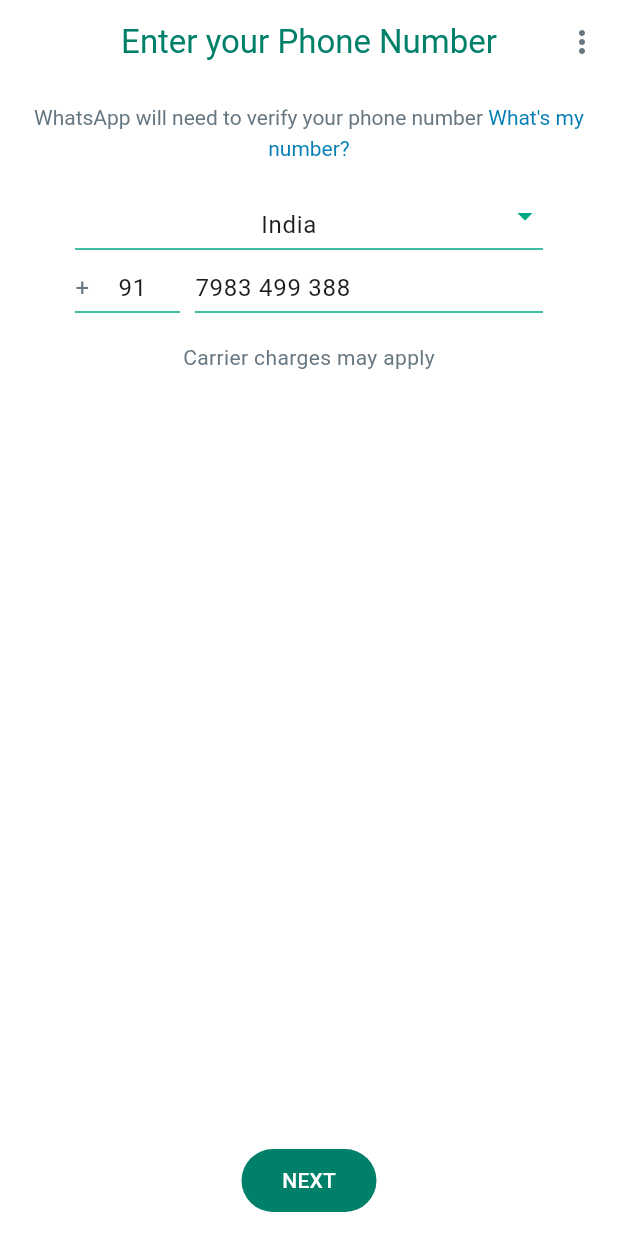
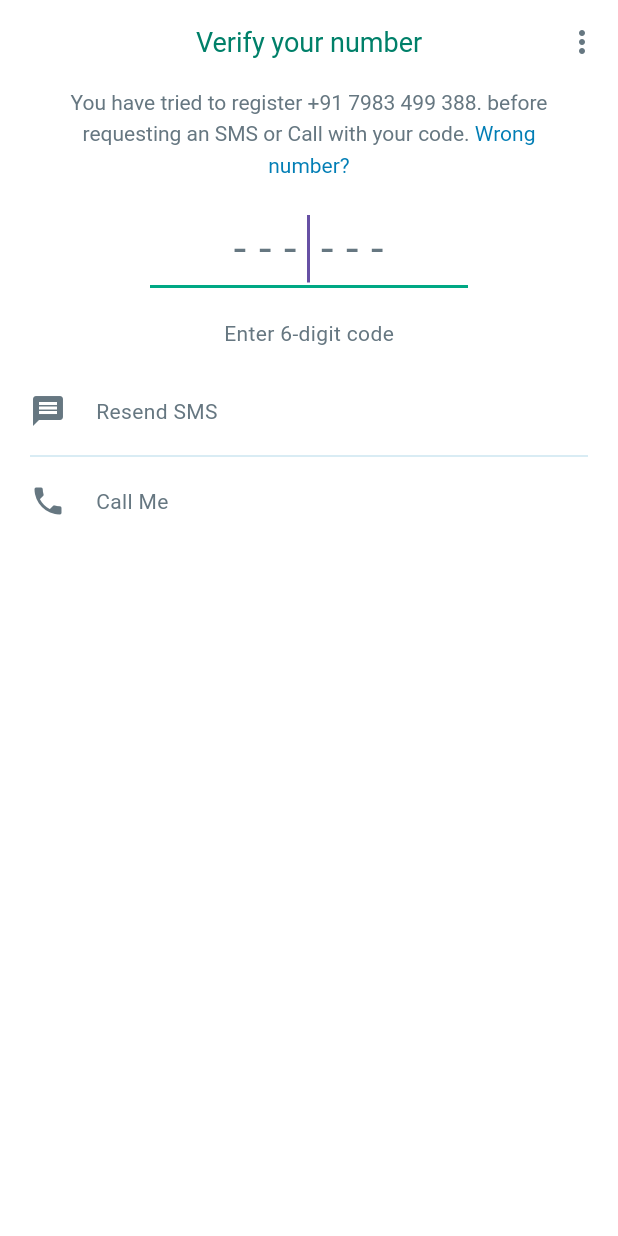
Before and after one commit to chiranjeevofficial/WhatsApp_Clone, a Flutter app: the screen it shows after launch, on a phone screen of 412 x 824 dp. Run offline on Flutter 3.47's test engine with Material 3 defaults, Android fonts, the phone set to English and light mode, and no system bars; our stand-ins replace country_picker.

Commit message:
Verification Screen and Country Picker

```diff
--- a/lib/common/helper/show_alert_dailog.dart
+++ b/lib/common/helper/show_alert_dailog.dart
@@ -1,4 +1,5 @@
 import 'package:flutter/material.dart';
+import 'package:whatsapp_messanger/common/extension/custom_theme_extension.dart';
 
 showAlertDailog({
   required BuildContext context,
@@ -8,7 +9,27 @@
   return showDialog(
     context: context,
     builder: (context) {
-      return const AlertDialog();
+      return AlertDialog(
+        content: Text(
+          message,
+          style: TextStyle(
+            color: context.theme.greyColor,
+            fontSize: 15,
+          ),
+        ),
+        contentPadding: const EdgeInsets.fromLTRB(30, 30, 0, 0),
+        actions: [
+          TextButton(
+            onPressed: () => Navigator.of(context).pop(),
+            child: Text(
+              btntext ?? 'OK',
+              style: TextStyle(
+                color: context.theme.circleImageColor,
+              ),
+            ),
+          )
+        ],
+      );
     }
   );
 }
--- a/lib/common/theme/dark_theme.dart
+++ b/lib/common/theme/dark_theme.dart
@@ -17,6 +17,7 @@
     scaffoldBackgroundColor: Coloors.backgroundDark,
 
     appBarTheme: const AppBarTheme(
+      titleTextStyle: TextStyle(fontSize: 18),
       systemOverlayStyle: SystemUiOverlayStyle(
         statusBarColor: Colors.transparent,
         statusBarIconBrightness: Brightness.light,
@@ -42,5 +43,13 @@
         ),
       ),
     ),
+
+    dialogBackgroundColor: Coloors.backgroundDark,
+
+    dialogTheme: DialogTheme(
+      shape: RoundedRectangleBorder(
+        borderRadius: BorderRadius.circular(10),
+      ),
+    ),
   );
 }
--- a/lib/common/theme/light_theme.dart
+++ b/lib/common/theme/light_theme.dart
@@ -17,6 +17,7 @@
     scaffoldBackgroundColor: Coloors.backgroundLight,
 
     appBarTheme: const AppBarTheme(
+      titleTextStyle: TextStyle(fontSize: 18),
       systemOverlayStyle: SystemUiOverlayStyle(
         statusBarColor: Colors.transparent,
         statusBarIconBrightness: Brightness.dark,
@@ -42,5 +43,13 @@
         ),
       ),
     ),
+
+    dialogBackgroundColor: Coloors.backgroundLight,
+
+    dialogTheme: DialogTheme(
+      shape: RoundedRectangleBorder(
+        borderRadius: BorderRadius.circular(10),
+      ),
+    ),
   );
 }
--- a/lib/feature/auth/pages/login_page.dart
+++ b/lib/feature/auth/pages/login_page.dart
@@ -1,5 +1,6 @@
 import 'package:country_picker/country_picker.dart';
 import 'package:flutter/material.dart';
+import 'package:whatsapp_messanger/common/helper/show_alert_dailog.dart';
 import 'package:whatsapp_messanger/common/utils/coloors.dart';
 import 'package:whatsapp_messanger/common/extension/custom_theme_extension.dart';
 import 'package:whatsapp_messanger/common/widgets/custom_elevated_button.dart';
@@ -17,6 +18,28 @@
   late TextEditingController countryNameController;
   late TextEditingController countryCodeController;
   late TextEditingController phoneNumberController;
+
+  sendCodeToPhone() {
+    final phone = phoneNumberController.text;
+    final name = countryNameController.text;
+
+    if (phone.isEmpty) {
+      return showAlertDailog(
+        context: context,
+        message: 'Please enter your phone number',
+      );
+    } else if (phone.length < 9) {
+      return showAlertDailog(
+          context: context,
+          message:
+              'The phone number you entered is too short for the country: $name.\n\nInclude your country code if you haven\'t.');
+    } else if (phone.length > 10) {
+      return showAlertDailog(
+        context: context,
+        message: 'The phone number you entered is too long for the country: $name.'
+      );
+    }
+  }
 
   showCountryCodePicker() {
     showCountryPicker(
@@ -62,7 +85,7 @@
   void initState() {
     countryNameController = TextEditingController(text: 'India');
     countryCodeController = TextEditingController(text: '91');
-    phoneNumberController = TextEditingController(text: '7983 499 388');
+    phoneNumberController = TextEditingController(text: '');
     super.initState();
   }
 
@@ -159,7 +182,7 @@
       ),
       floatingActionButtonLocation: FloatingActionButtonLocation.centerFloat,
       floatingActionButton: CustomElevatedButton(
-        onPressed: () {},
+        onPressed: sendCodeToPhone,
         text: 'NEXT',
         buttonWidth: 90,
       ),
--- /dev/null
+++ b/lib/feature/auth/pages/verification_page.dart
@@ -0,0 +1,121 @@
+import 'package:flutter/material.dart';
+import 'package:whatsapp_messanger/common/extension/custom_theme_extension.dart';
+import 'package:whatsapp_messanger/common/widgets/custom_icon_button.dart';
+import 'package:whatsapp_messanger/feature/auth/widgets/custom_text_field.dart';
+
+class VerificatonPage extends StatefulWidget {
+  const VerificatonPage({super.key});
+
+  @override
+  State<VerificatonPage> createState() => _VerificatonPageState();
+}
+
+class _VerificatonPageState extends State<VerificatonPage> {
+  late TextEditingController codeController;
+
+  @override
+  void initState() {
+    codeController = TextEditingController();
+    super.initState();
+  }
+
+  @override
+  void dispose() {
+    codeController.dispose();
+    super.dispose();
+  }
+
+  @override
+  Widget build(BuildContext context) {
+    return Scaffold(
+      appBar: AppBar(
+        backgroundColor: Theme.of(context).colorScheme.background,
+        elevation: 0,
+        title: Text(
+          'Verify your number',
+          style: TextStyle(
+            color: context.theme.authAppBarTextColor,
+          ),
+        ),
+        centerTitle: true,
+        actions: [CustomIconButton(onTap: () {}, icon: Icons.more_vert)],
+      ),
+      body: SingleChildScrollView(
+        padding: const EdgeInsets.symmetric(horizontal: 20),
+        child: Column(
+          children: [
+            Padding(
+              padding: const EdgeInsets.symmetric(horizontal: 20),
+              child: RichText(
+                textAlign: TextAlign.center,
+                text: TextSpan(
+                    style: TextStyle(
+                      color: context.theme.greyColor,
+                      height: 1.5,
+                    ),
+                    children: [
+                      const TextSpan(
+                        text:
+                            'You have tried to register +91 7983 499 388. before requesting an SMS or Call with your code. ',
+                      ),
+                      TextSpan(
+                          text: 'Wrong number?',
+                          style: TextStyle(
+                            color: context.theme.blueColor,
+                          )),
+                    ]),
+              ),
+            ),
+            const SizedBox(height: 20),
+            Container(
+              padding: const EdgeInsets.symmetric(horizontal: 80),
+              child: CustomTextField(
+                controller: codeController,
+                hintText: '- - -  - - -',
+                fontSize: 30,
+                autoFocus: true,
+                keyboardType: TextInputType.number,
+                onChanged: (value) {},
+              ),
+            ),
+            const SizedBox(height: 20),
+            Text(
+              'Enter 6-digit code',
+              style: TextStyle(color: context.theme.greyColor),
+            ),
+            const SizedBox(height: 30),
+            Row(
+              children: [
+                Icon(
+                  Icons.message,
+                  color: context.theme.greyColor,
+                ),
+                const SizedBox(width: 20),
+                Text(
+                  'Resend SMS',
+                  style: TextStyle(color: context.theme.greyColor),
+                )
+              ],
+            ),
+            const SizedBox(height: 10),
+            Divider(color: context.theme.blueColor!.withOpacity(0.2)),
+            const SizedBox(height: 10),
+            Row(
+              children: [
+                Icon(
+                  Icons.phone,
+                  color: context.theme.greyColor,
+                ),
+                const SizedBox(width: 20),
+                Text(
+                  'Call Me',
+                  style: TextStyle(color: context.theme.greyColor),
+                )
+              ],
+            ),
+          ],
+        ),
+      ),
+    );
+  }
+}
--- a/lib/feature/auth/widgets/custom_text_field.dart
+++ b/lib/feature/auth/widgets/custom_text_field.dart
@@ -14,6 +14,8 @@
     this.onTap,
     this.suffixIcon,
     this.onChanged,
+    this.fontSize,
+    this.autoFocus,
   });
 
   final TextEditingController? controller;
@@ -25,6 +27,8 @@
   final VoidCallback? onTap;
   final Widget? suffixIcon;
   final Function(String)? onChanged;
+  final double? fontSize;
+  final bool? autoFocus;
 
   @override
   Widget build(BuildContext context) {
@@ -35,6 +39,8 @@
       textAlign: textAlign ?? TextAlign.center,
       keyboardType: readOnly == null ? keyboardType : null,
       onChanged: onChanged,
+      style: TextStyle(fontSize: fontSize),
+      autofocus: autoFocus ?? false,
       decoration: InputDecoration(
         isDense: true,
         prefixText: prefixText,
--- a/lib/main.dart
+++ b/lib/main.dart
@@ -1,7 +1,8 @@
 import 'package:flutter/material.dart';
 import 'package:whatsapp_messanger/common/theme/dark_theme.dart';
 import 'package:whatsapp_messanger/common/theme/light_theme.dart';
-import 'package:whatsapp_messanger/feature/auth/pages/login_page.dart';
+import 'package:whatsapp_messanger/feature/auth/pages/verification_page.dart';
+// import 'package:whatsapp_messanger/feature/auth/pages/login_page.dart';
 // import 'package:whatsapp_messanger/feature/welcome/pages/welcome_page.dart';
 
 void main() {
@@ -19,7 +20,7 @@
       theme: lightTheme(),
       darkTheme: darkTheme(),
       themeMode: ThemeMode.system,
-      home: const LoginPage(),
+      home: const VerificatonPage(),
     );
   }
 }
```
